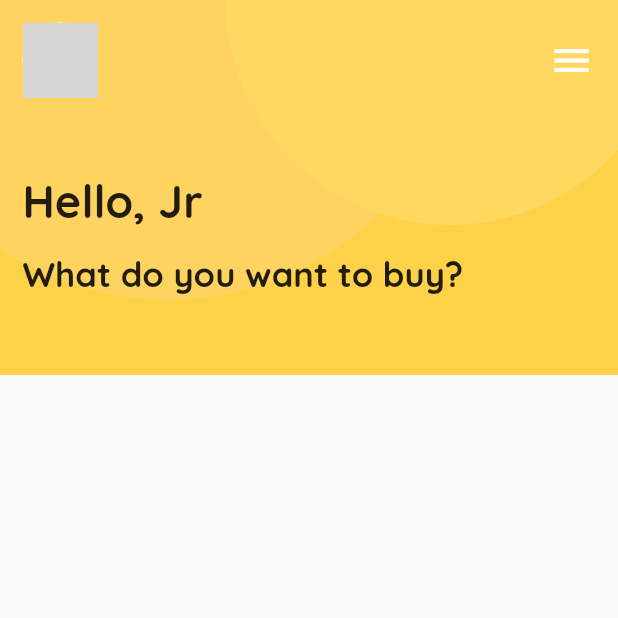
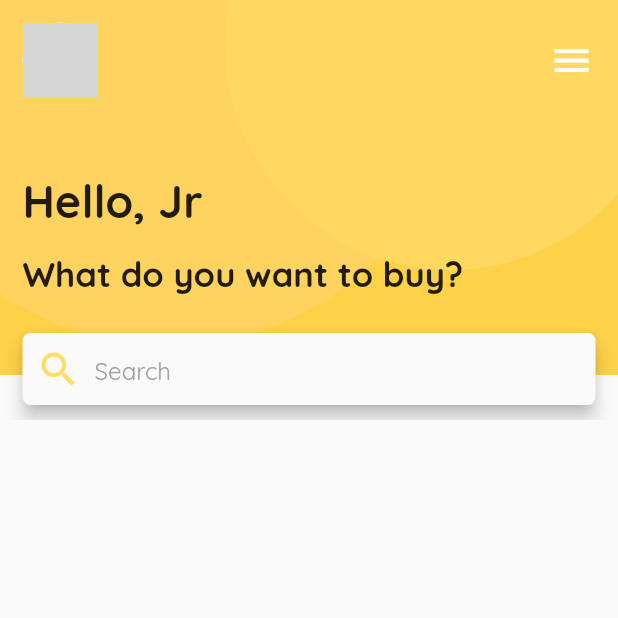
Before and after one commit to hjJunior/flutter-furniture-app, a Flutter app: the screen it shows after launch, on a phone screen of 412 x 824 dp, the top half of it. Run offline on Flutter 3.47's test engine with Material 2 defaults, Android fonts, the phone set to English and light mode, and no system bars; network calls fail; grey boxes are pictures that could not be loaded.

Commit message:
Added search box and refactored

```diff
--- a/lib/src/screens/home.dart
+++ b/lib/src/screens/home.dart
@@ -1,10 +1,5 @@
 import 'package:flutter/material.dart';
-import '../widgets/header_bubble_left.dart';
-import '../widgets/header_bubble_right.dart';
-import '../widgets/header_avatar.dart';
-import '../widgets/header_right_menu.dart';
-import '../widgets/header_title.dart';
-import '../widgets/header_subtitle.dart';
+import 'package:flutter_furniture_app/src/widgets/header/header.dart';
 
 class Home extends StatelessWidget {
   @override
@@ -13,35 +8,7 @@ class Home extends StatelessWidget {
       children: <Widget>[
         Column(
           children: <Widget>[
-            Stack(
-              children: <Widget>[
-                Container(
-                  height: 250.0,
-                  width: double.infinity,
-                  color: Color(0xFFfdd148),
-                ),
-                HeaderBubbleLeft(),
-                HeaderBubbleRight(),
-                Column(
-                  crossAxisAlignment: CrossAxisAlignment.start,
-                  children: <Widget>[
-                    SizedBox(height: 15.0),
-                    Row(
-                      children: <Widget>[
-                        SizedBox(width: 15.0,),
-                        HeaderAvatar(),
-                        SizedBox(width: MediaQuery.of(context).size.width - 120.0,),
-                        HeaderRightMenu(),
-                      ],
-                    ),
-                    SizedBox(height: 50.0,),
-                    HeaderTitle(),
-                    SizedBox(height: 15.0,),
-                    HeaderSubtitle()
-                  ],
-                )
-              ],
-            )
+            Header()
           ],
         )
       ],
--- /dev/null
+++ b/lib/src/widgets/header/header.dart
@@ -0,0 +1,45 @@
+import 'package:flutter/material.dart';
+import 'package:flutter_furniture_app/src/widgets/header/header_bubble_left.dart';
+import 'package:flutter_furniture_app/src/widgets/header/header_bubble_right.dart';
+import 'package:flutter_furniture_app/src/widgets/header/header_avatar.dart';
+import 'package:flutter_furniture_app/src/widgets/header/header_right_menu.dart';
+import 'package:flutter_furniture_app/src/widgets/header/header_title.dart';
+import 'package:flutter_furniture_app/src/widgets/header/header_subtitle.dart';
+import 'package:flutter_furniture_app/src/widgets/header/header_search_box.dart';
+
+
+class Header extends StatelessWidget {
+  @override
+  Widget build(BuildContext context) => Stack(
+    children: <Widget>[
+      Container(
+        height: 250.0,
+        width: double.infinity,
+        color: Color(0xFFfdd148),
+      ),
+      HeaderBubbleLeft(),
+      HeaderBubbleRight(),
+      Column(
+        crossAxisAlignment: CrossAxisAlignment.start,
+        children: <Widget>[
+          SizedBox(height: 15.0),
+          Row(
+            children: <Widget>[
+              SizedBox(width: 15.0,),
+              HeaderAvatar(),
+              SizedBox(width: MediaQuery.of(context).size.width - 120.0,),
+              HeaderRightMenu(),
+            ],
+          ),
+          SizedBox(height: 50.0,),
+          HeaderTitle(),
+          SizedBox(height: 15.0,),
+          HeaderSubtitle(),
+          SizedBox(height: 25.0,),
+          HeaderSearchBox(),
+          SizedBox(height: 10.0,)
+        ],
+      )
+    ],
+  );
+}
--- /dev/null
+++ b/lib/src/widgets/header/header_search_box.dart
@@ -0,0 +1,27 @@
+import 'package:flutter/material.dart';
+
+class HeaderSearchBox extends StatelessWidget {
+  @override
+  Widget build(BuildContext context) => Padding(
+    padding: EdgeInsets.symmetric(horizontal: 15.0),
+    child: Material(
+      elevation: 5.0,
+      borderRadius: BorderRadius.circular(5.0),
+      child: TextFormField(
+        decoration: InputDecoration(
+            border: InputBorder.none,
+            prefixIcon: Icon(Icons.search,
+              size: 30.0,
+              color: Color(0xFFfedf62),
+            ),
+            contentPadding: EdgeInsets.only(left: 15.0, top: 15.0),
+            hintText: 'Search',
+            hintStyle: TextStyle(
+                color: Colors.grey,
+                fontFamily: 'Quicksand'
+            )
+        ),
+      ),
+    ),
+  );
+}
```
Also changed, not shown: lib/src/widgets/header/header_avatar.dart (renamed from lib/src/widgets/header_avatar.dart), lib/src/widgets/header/header_bubble_left.dart (renamed from lib/src/widgets/header_bubble_left.dart), lib/src/widgets/header/header_bubble_right.dart (renamed from lib/src/widgets/header_bubble_right.dart), lib/src/widgets/header/header_right_menu.dart (renamed from lib/src/widgets/header_right_menu.dart), lib/src/widgets/header/header_subtitle.dart (renamed from lib/src/widgets/header_subtitle.dart), lib/src/widgets/header/header_title.dart (renamed from lib/src/widgets/header_title.dart).
